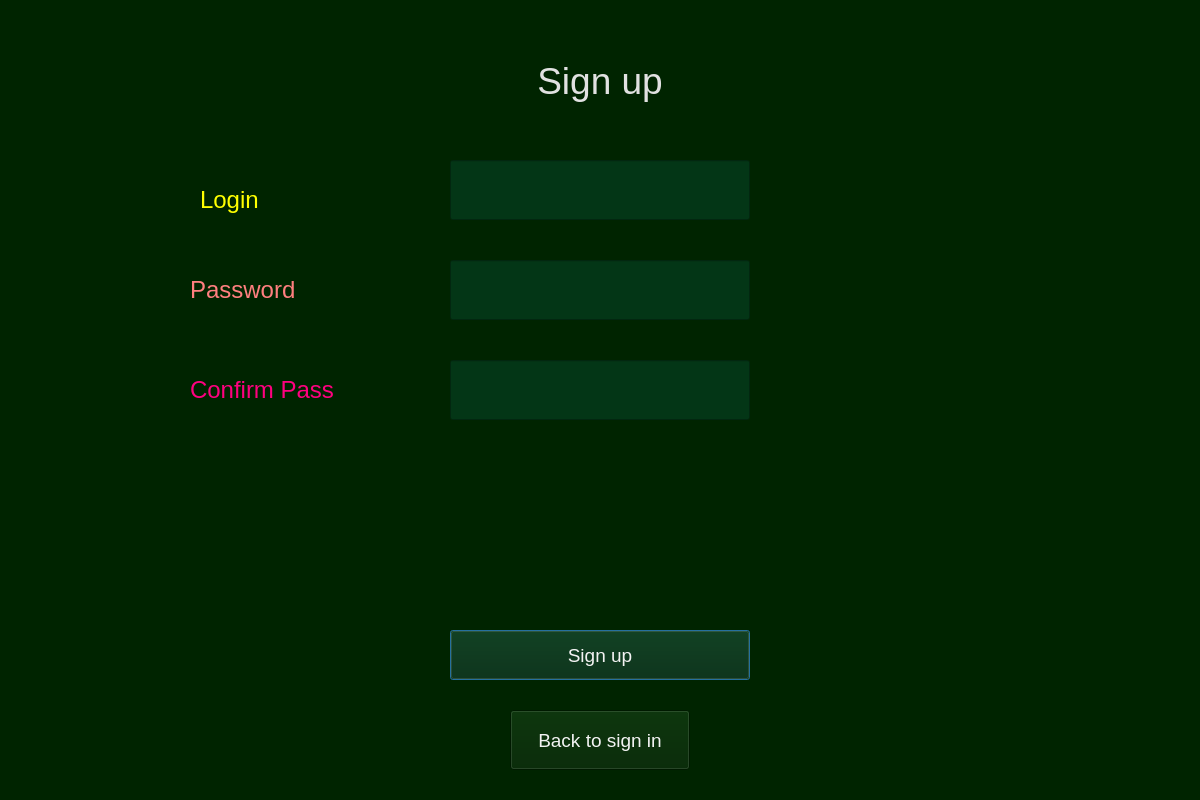
Above: WindowsGraphics/SignUpWindow.ui from Skripkon/App-for-learning-English-LANGOD before the change. Below: the same form after it.
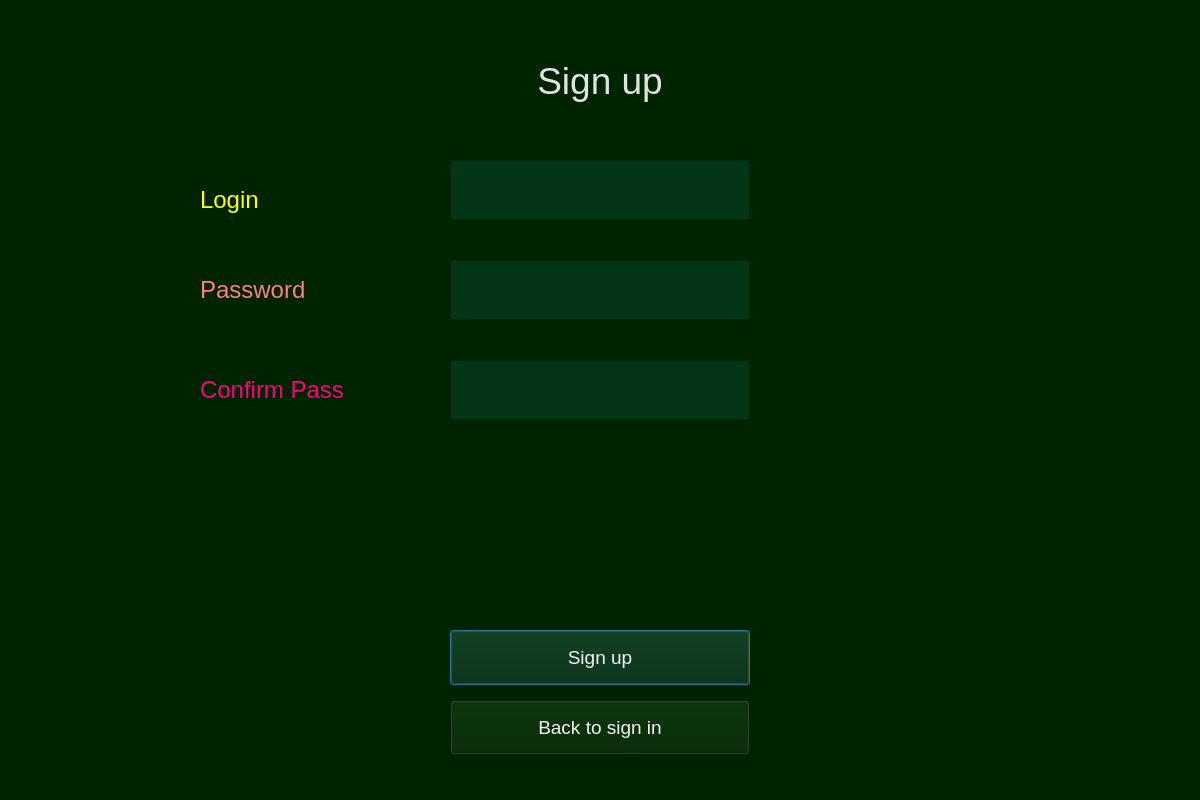
That is the form after the change.

```diff
--- a/WindowsGraphics/SignUpWindow.ui
+++ b/WindowsGraphics/SignUpWindow.ui
@@ -100,7 +100,7 @@
   <widget class="QLabel" name="label_3">
    <property name="geometry">
     <rect>
-     <x>190</x>
+     <x>200</x>
      <y>260</y>
      <width>190</width>
      <height>60</height>
@@ -121,7 +121,7 @@
      <x>450</x>
      <y>630</y>
      <width>300</width>
-     <height>50</height>
+     <height>55</height>
     </rect>
    </property>
    <property name="styleSheet">
@@ -156,7 +156,7 @@
   <widget class="QLabel" name="label_4">
    <property name="geometry">
     <rect>
-     <x>190</x>
+     <x>200</x>
      <y>360</y>
      <width>190</width>
      <height>60</height>
@@ -174,10 +174,10 @@
   <widget class="QPushButton" name="back_to_sign_in_button">
    <property name="geometry">
     <rect>
-     <x>510</x>
-     <y>710</y>
-     <width>180</width>
-     <height>60</height>
+     <x>450</x>
+     <y>700</y>
+     <width>300</width>
+     <height>55</height>
     </rect>
    </property>
    <property name="styleSheet">
```
